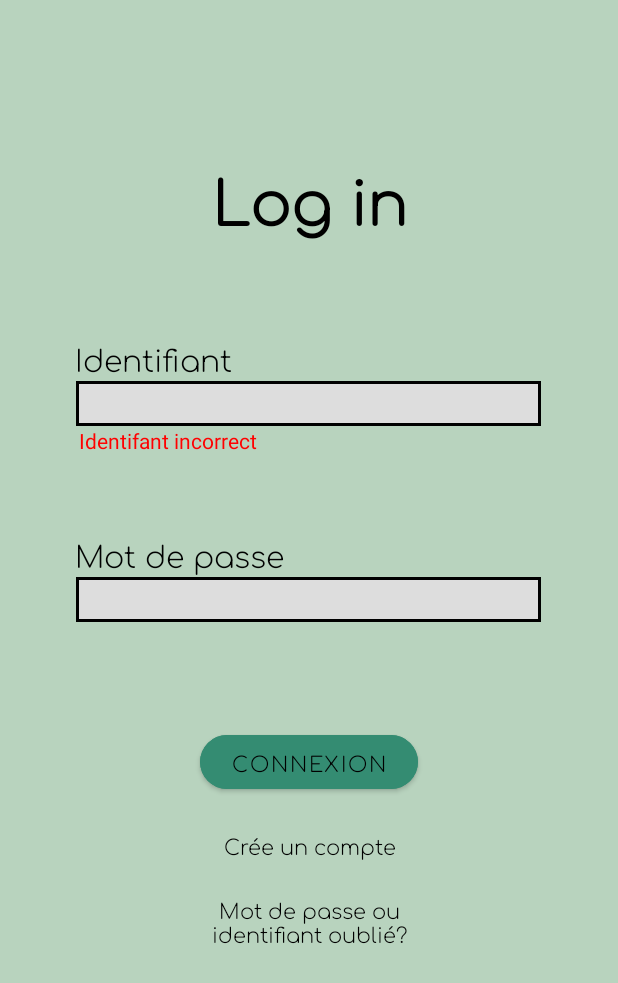
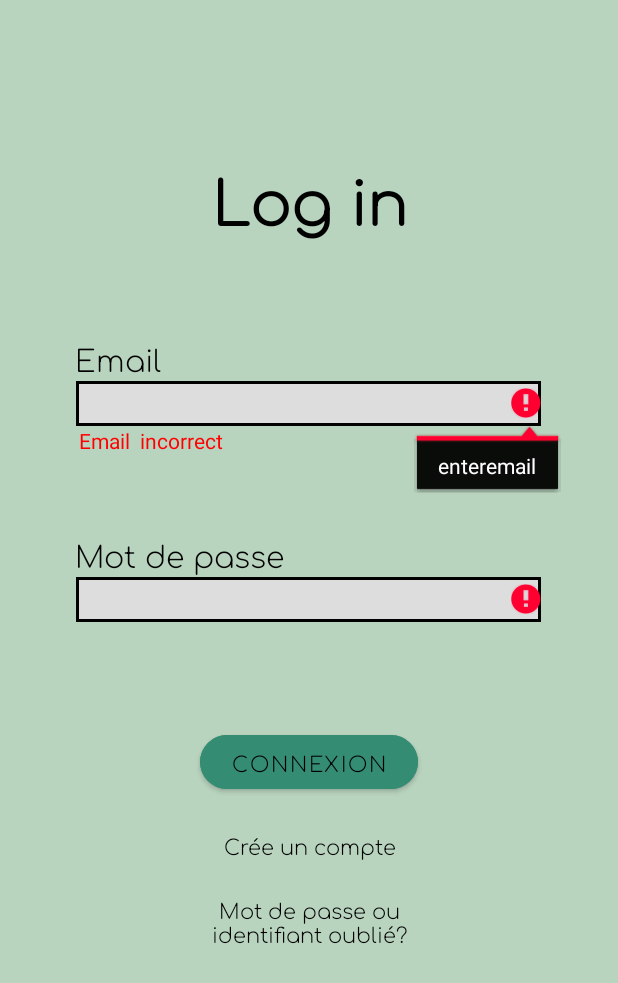
Before and after one commit to kevinsimms/AIRJOBS, an Android app: the screen it shows after launch (MainActivity), after a tap on "CONNEXION", on a phone screen of 412 x 824 dp. Shown: the top 983 px of the screen. Run offline under Robolectric (Android 15) with nearby library versions, the phone set to English and light mode, and no system bars; our stand-ins replace Firebase (no records; nobody signed in at launch, a user with empty details on screens opened directly).

Commit message:
version primaire

```diff
--- a/app/src/main/java/com/kevinsimms/airjobs/MainActivity.java
+++ b/app/src/main/java/com/kevinsimms/airjobs/MainActivity.java
@@ -1,17 +1,25 @@
 package com.kevinsimms.airjobs;
 
+import androidx.annotation.NonNull;
 import androidx.appcompat.app.AppCompatActivity;
 
 import android.content.Intent;
 import android.os.Bundle;
 import android.util.Log;
+import android.util.Patterns;
+import android.view.KeyEvent;
 import android.view.View;
+import android.view.inputmethod.EditorInfo;
 import android.widget.Button;
 import android.widget.EditText;
 import android.widget.TextView;
 import android.widget.Toast;
 
+import com.google.android.gms.tasks.OnCompleteListener;
 import com.google.android.gms.tasks.OnSuccessListener;
+import com.google.android.gms.tasks.Task;
+import com.google.firebase.auth.AuthResult;
+import com.google.firebase.auth.FirebaseAuth;
 import com.google.firebase.firestore.CollectionReference;
 import com.google.firebase.firestore.DocumentReference;
 import com.google.firebase.firestore.FirebaseFirestore;
@@ -20,8 +28,12 @@ import com.google.firebase.firestore.QuerySnapshot;
 
 public class MainActivity extends AppCompatActivity {
 
-private EditText login;
-private EditText motdepasselog;
+private EditText login1;
+private EditText motdepasselog1;
+
+    private String login, motdepasselog;
+
+
 
     private FirebaseFirestore db;
     private DocumentReference noteRef;
@@ -32,6 +44,7 @@ private EditText motdepasselog;
     private TextView creeuncompte;
     private TextView motdepassoublie;
     private TextView alert1;
+    private TextView alert2;
 
 
     private Button buttonlog;
@@ -50,13 +63,14 @@ private EditText motdepasselog;
         motdepassoublie = findViewById(R.id.motdepassoublie);
         buttonlog=findViewById(R.id.buttonlog);
 
-        login=findViewById(R.id.login);
-        motdepasselog=findViewById(R.id.motdepasselog);
+        login1=findViewById(R.id.login);
+        motdepasselog1=findViewById(R.id.motdepasselog);
 
         db=FirebaseFirestore.getInstance();
         noteCollectionRef = db.collection("notes");
 
         alert1=findViewById(R.id.alert1);
+        alert2=findViewById(R.id.alert2);
     }
 
 
@@ -88,65 +102,127 @@ private EditText motdepasselog;
         });
 
 
+    }
+
+//        buttonlog.setOnClickListener(new View.OnClickListener() {
+//            @Override
+//            public void onClick(View view) {
+//
+//
+//                noteCollectionRef.get()
+//                        .addOnSuccessListener(new OnSuccessListener<QuerySnapshot>() {
+//                            @Override
+//                            public void onSuccess(QuerySnapshot listeSnapshots) {
+//                                String notes = "";
+//                                for (QueryDocumentSnapshot documentSnapshot : listeSnapshots) {
+//                                    // pour chaque element(snapshot) de la liste
+//
+//                                    Modelcreeruncompte contenuNote = documentSnapshot.toObject(Modelcreeruncompte.class);
+//
+//                                    String getIdentifiant1 = contenuNote.getIdentifiant().trim();
+//
+//                                    logs = login.getText().toString().trim();
+//
+//                                    System.out.println("logi: "+logs + " getidentifiant:  " + getIdentifiant1);
+//
+//                                    if(getIdentifiant1==logs) {
+//
+//                                        ok = "good";
+//
+//                                        System.out.println( " test  ");
+////                                    contenuNote.setDocumentId(documentSnapshot.getId());
+////
+////                                    String documentId= contenuNote.getDocumentId();
+////                                    String titre = contenuNote.getTitre();
+////                                    String note = contenuNote.getNote();
+////
+////
+////                                         notes += documentId + "\nTitre : "+titre + "\nNote : " +note +"\n\n";
+//
+//
+//                                    }
+//                                    // tvSavedNote.setText(notes);
+//                                }
+//                            }
+//                        });
+//
+//
+//                System.out.println("isok?:   " + ok);
+//
+//
+//                if(ok=="good")
+//                {
+//                    Toast.makeText(MainActivity.this, "Success", Toast.LENGTH_SHORT).show();
+//                }
+//                else
+//                {
+//                    alert1.setVisibility(View.VISIBLE);
+//                }
+//
+//
+//        }
+//
+//
+//
+//
+//
+//
+//
+//        });
 
 
 
-        buttonlog.setOnClickListener(new View.OnClickListener() {
-            @Override
-            public void onClick(View view) {
 
 
-                noteCollectionRef.get()
-                        .addOnSuccessListener(new OnSuccessListener<QuerySnapshot>() {
-                            @Override
-                            public void onSuccess(QuerySnapshot listeSnapshots) {
-                                String notes = "";
-                                for (QueryDocumentSnapshot documentSnapshot : listeSnapshots) {
-                                    // pour chaque element(snapshot) de la liste
 
-                                    Modelcreeruncompte contenuNote = documentSnapshot.toObject(Modelcreeruncompte.class);
+        public void btnLoginClick(View view) {
+            login = login1.getText().toString().trim();
+            motdepasselog = motdepasselog1.getText().toString().trim();
 
-                                    String getIdentifiant1 = contenuNote.getIdentifiant().trim();
+            // Vérification du remplissage des champs email et password
+            if ( login.equals("")) {
+                login1.setError("enteremail");}
+                if (!Patterns.EMAIL_ADDRESS.matcher( login).matches()) {
+                    alert1.setVisibility(View.VISIBLE);}
+                else{alert1.setVisibility(View.INVISIBLE);}
 
-                                    logs = login.getText().toString().trim();
-
-                                    System.out.println("logi: "+logs + " getidentifiant:  " + getIdentifiant1);
-
-                                    if(getIdentifiant1==logs) {
-
-                                        ok = "good";
-
-                                        System.out.println( " test  ");
-//                                    contenuNote.setDocumentId(documentSnapshot.getId());
-//
-//                                    String documentId= contenuNote.getDocumentId();
-//                                    String titre = contenuNote.getTitre();
-//                                    String note = contenuNote.getNote();
-//
-//
-//                                         notes += documentId + "\nTitre : "+titre + "\nNote : " +note +"\n\n";
-
+              if (motdepasselog.equals("")) {
+                motdepasselog1.setError("enter password");
+            } else {
+                // 9 Ajout de la vérification de la connection internet
+                if (Util.connectionAvailable(this)) // Si la connexion fonctionne
+                { // Alors on exécute la méthode
+                    // 8.2 Si la connexion se fait alors on affiche la progressBar
+                    //progressBar.setVisibility(View.VISIBLE);
+                    /** 5 Connexion à authenticator en utilisant les tools Firebase cf cours**/
+                    FirebaseAuth firebaseAuth = FirebaseAuth.getInstance();
+                    firebaseAuth.signInWithEmailAndPassword(login, motdepasselog)
+                            .addOnCompleteListener(new OnCompleteListener<AuthResult>() {
+                                @Override
+                                public void onComplete(@NonNull Task<AuthResult> task) {
+                                    // 8.3 Que la connexion se fasse ou non on fait disparaître la progressBar
+                                    //progressBar.setVisibility(View.GONE);
+                                    if (task.isSuccessful()) {
+                                        // Remplissage par la suite
+                                        /** 7 Ajout du lien vers mainActivity si l'utilisateur est bien connecté **/
+                                        startActivity(new Intent(MainActivity.this, Recuperationmotdepasse.class));
+                                        // Utilisation de finish() pour fermer l'activité présente
+                                        finish();
+                                    } else {
+                                        // Affichage de l'erreur de connexion, il est possible de
+                                        // personnaliser, manuelement, le message en fonction du type d'erreur
+                                        Toast.makeText(MainActivity.this, "FAIL", Toast.LENGTH_SHORT).show();
+                                        //alert2.setVisibility(View.VISIBLE);
 
                                     }
-                                    // tvSavedNote.setText(notes);
                                 }
-                            }
-                        });
-
-
-                System.out.println("isok?:   " + ok);
-
-
-                if(ok=="good")
-                {
+                            });
+                    // 9.1 Sinon
+                } else {
                     Toast.makeText(MainActivity.this, "Success", Toast.LENGTH_SHORT).show();
+                   // startActivity(new Intent(LoginActivity.this, NoInternetActivity.class));
                 }
-                else
-                {
-                    alert1.setVisibility(View.VISIBLE);
-                }
-
-
+            }
         }
 
 
@@ -155,13 +231,12 @@ private EditText motdepasselog;
 
 
 
-        });
 
 
 
 
 
-    }
+
 
 
 
@@ -180,4 +255,23 @@ private EditText motdepasselog;
             startActivity(intent);
         }
 
+
+
+    /** 12 Ajout des boutons next et send à la place du retour chariot du keyboard **/
+    private TextView.OnEditorActionListener editorActionListener = new TextView.OnEditorActionListener() {
+        @Override
+        public boolean onEditorAction(TextView v, int actionId, KeyEvent event) {
+            // Utilisation de actionId qui correspond à l'action ajouter dans le xml
+            switch (actionId){
+                case EditorInfo.IME_ACTION_DONE:
+                    btnLoginClick(v);
+            }
+            return false; // On laisse le return à false pour empêcher le comportement normal du clavier
+        }
+    };
+
+
+
+
+
 }
--- a/app/src/main/res/layout/activity_main.xml
+++ b/app/src/main/res/layout/activity_main.xml
@@ -29,7 +29,7 @@
         android:layout_marginLeft="33dp"
         android:layout_marginTop="60dp"
         android:fontFamily="@font/comfortaa_light"
-        android:text="Identifiant"
+        android:text="Email"
         android:textColor="#000000"
 
 
@@ -40,28 +40,25 @@
         android:layout_width="310dp"
         android:layout_height="30dp"
 
+        android:width="4dp"
+        android:background="@drawable/textlines"
+        android:color="@color/black"
+
         android:ems="10"
         android:inputType="textPersonName"
-        android:textColor="@color/black"
-
-        android:width="4dp"
-        android:color="@color/black"
 
 
-        android:background="@drawable/textlines"
+        android:onClick="btnLoginClick"
 
 
-
-
-
-        />
+        android:textColor="@color/black" />
 
     <TextView
         android:id="@+id/alert1"
         android:layout_width="match_parent"
         android:layout_height="wrap_content"
         android:layout_marginLeft="35dp"
-        android:text="Identifant incorrect"
+        android:text="Email  incorrect"
         android:textColor="#FF0000"
         android:visibility="invisible" />
 
@@ -87,7 +84,7 @@
         />
 
     <TextView
-        android:id="@+id/textView4"
+        android:id="@+id/alert2"
         android:layout_width="match_parent"
         android:layout_height="wrap_content"
         android:layout_marginLeft="35dp"
@@ -102,6 +99,7 @@
         android:layout_marginTop="50dp"
         android:backgroundTint="#348C72"
         android:fontFamily="@font/comfortaa_light"
+        android:onClick="btnLoginClick"
         android:text="Connexion"
         android:textColor="#000000"
         app:cornerRadius="20dp" />
```
Also changed, not shown: app/src/main/java/com/kevinsimms/airjobs/Creeuncompte.java (+49 -10 lines).
